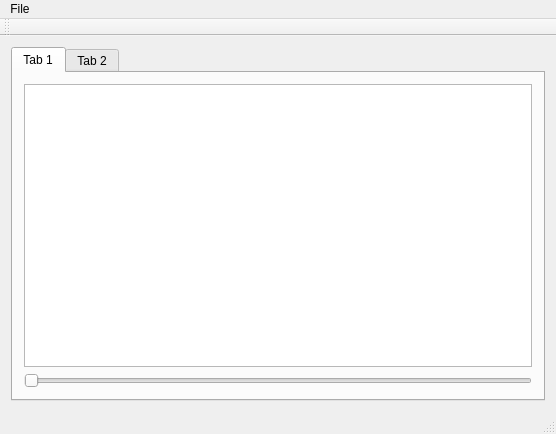
Before: the Qt Designer form mainwindow.ui in fkorsa/GridTimedEditor, drawn with Qt 5.
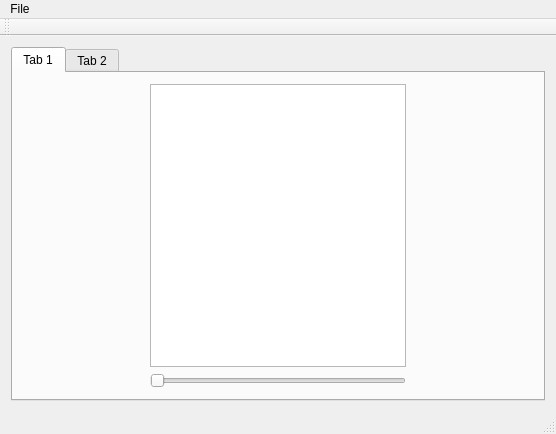
After: the same form once the commit is applied. Custom widgets are drawn as their Qt base class.

```diff
--- a/mainwindow.ui
+++ b/mainwindow.ui
@@ -25,16 +25,48 @@
         <string>Tab 1</string>
        </attribute>
        <layout class="QGridLayout" name="gridLayout_3">
-        <item row="0" column="0">
+        <item row="0" column="1">
          <widget class="MainCanvas" name="graphicsView"/>
         </item>
-        <item row="1" column="0">
+        <item row="1" column="1">
          <widget class="QSlider" name="horizontalSlider">
           <property name="orientation">
            <enum>Qt::Horizontal</enum>
           </property>
          </widget>
         </item>
+        <item row="0" column="0">
+         <spacer name="horizontalSpacer">
+          <property name="orientation">
+           <enum>Qt::Horizontal</enum>
+          </property>
+          <property name="sizeType">
+           <enum>QSizePolicy::MinimumExpanding</enum>
+          </property>
+          <property name="sizeHint" stdset="0">
+           <size>
+            <width>40</width>
+            <height>20</height>
+           </size>
+          </property>
+         </spacer>
+        </item>
+        <item row="0" column="2">
+         <spacer name="horizontalSpacer_2">
+          <property name="orientation">
+           <enum>Qt::Horizontal</enum>
+          </property>
+          <property name="sizeType">
+           <enum>QSizePolicy::MinimumExpanding</enum>
+          </property>
+          <property name="sizeHint" stdset="0">
+           <size>
+            <width>40</width>
+            <height>20</height>
+           </size>
+          </property>
+         </spacer>
+        </item>
        </layout>
       </widget>
       <widget class="QWidget" name="tab_2">
```
